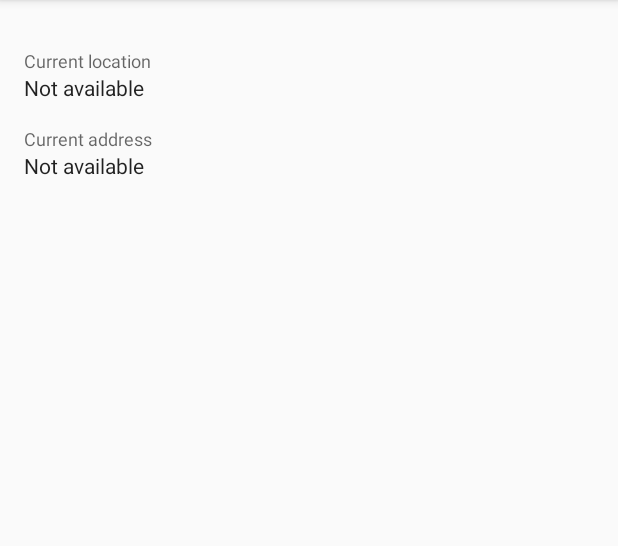
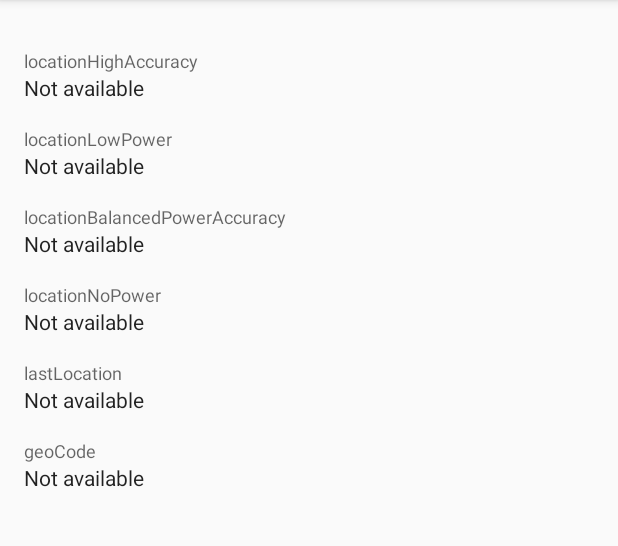
Before and after one commit to florent37/RxGps, an Android app: the screen it shows after launch (MainActivity), on a phone screen of 412 x 824 dp, the part 84-630 px from its top. Run offline under Robolectric (Android 15) with nearby library versions, the phone set to English and light mode, and no system bars; our stand-ins replace RxJava; libraries missing offline, so code that uses them is left out: com.tbruyelle.rxpermissions2; 3 statements that could not run were skipped.

Commit message:
Updated Tbruyelle Rx Permission Lib to latest version. Main reason was this lib used the non support fragment manager
RxGps, updated RxJava2, Support Lib and Location dependencies

Fixed a crash caused by the update. Any invocation from the RxPermission has to run on the main thread

Updated the sample to try each RxGps function

```diff
--- a/app/src/main/java/com/github/florent37/rxgps/sample/BaseActivity.java
+++ b/app/src/main/java/com/github/florent37/rxgps/sample/BaseActivity.java
@@ -7,7 +7,7 @@ import android.support.v7.app.AppCompatActivity;
 import io.reactivex.disposables.CompositeDisposable;
 import io.reactivex.disposables.Disposable;
 
-public class BaseActivity extends AppCompatActivity {
+public abstract class BaseActivity extends AppCompatActivity {
     private CompositeDisposable compositeDisposable;
 
     @Override
--- a/app/src/main/java/com/github/florent37/rxgps/sample/MainActivity.java
+++ b/app/src/main/java/com/github/florent37/rxgps/sample/MainActivity.java
@@ -1,80 +1,114 @@
 package com.github.florent37.rxgps.sample;
 
 import android.location.Address;
+import android.location.Location;
 import android.os.Bundle;
 import android.widget.TextView;
 import android.widget.Toast;
 
 import com.github.florent37.rxgps.RxGps;
 
-import butterknife.BindView;
-import butterknife.ButterKnife;
 import io.reactivex.android.schedulers.AndroidSchedulers;
 import io.reactivex.schedulers.Schedulers;
 
 public class MainActivity extends BaseActivity {
 
-    @BindView(R.id.tv_current_location) TextView locationText;
-    @BindView(R.id.tv_current_address) TextView addressText;
+	private RxGps rxGps;
 
 	@Override
 	protected void onCreate(Bundle savedInstanceState) {
 		super.onCreate(savedInstanceState);
 		setContentView(R.layout.activity_main);
-        ButterKnife.bind(this);
+		rxGps = new RxGps(this, AndroidSchedulers.mainThread(), Schedulers.io());
 
-        final RxGps rxGps = new RxGps(this);
-
-        rxGps.lastLocation()
-
-                .doOnSubscribe(this::addDisposable)
-                .subscribeOn(Schedulers.newThread())
-                .observeOn(AndroidSchedulers.mainThread())
-
-                .subscribe(location -> {
-                    locationText.setText(location.getLatitude() + ", " + location.getLongitude());
-                }, throwable -> {
-                    if (throwable instanceof RxGps.PermissionException) {
-                        displayError(throwable.getMessage());
-                    } else if (throwable instanceof RxGps.PlayServicesNotAvailableException) {
-                        displayError(throwable.getMessage());
-                    }
-                });
-
-        rxGps.locationLowPower()
-                .flatMapMaybe(rxGps::geocoding)
-
-                .doOnSubscribe(this::addDisposable)
-                .subscribeOn(Schedulers.newThread())
-                .observeOn(AndroidSchedulers.mainThread())
-
-                .subscribe(address -> {
-                    addressText.setText(getAddressText(address));
-                }, throwable -> {
-                    if (throwable instanceof RxGps.PermissionException) {
-                        displayError(throwable.getMessage());
-                    } else if (throwable instanceof RxGps.PlayServicesNotAvailableException) {
-                        displayError(throwable.getMessage());
-                    }
-                });
 	}
 
-    public void displayError(String message) {
-        Toast.makeText(this, message, Toast.LENGTH_SHORT).show();
+	@Override
+	protected void onStart() {
+		super.onStart();
+		locationHighAccuracy();
+		locationLowPower();
+		locationBalancedPowerAccuracy();
+		locationNoPower();
+		lastLocation();
+		geoCode();
 	}
 
-    private String getAddressText(Address address) {
-        String addressText = "";
+	private void locationHighAccuracy() {
+		addDisposable(rxGps.locationHighAccuracy()
+			.subscribeOn(Schedulers.io())
+			.observeOn(AndroidSchedulers.mainThread())
+			.subscribe(
+				location -> displayLocation(findViewById(R.id.tv_location_high_accuracy_location), location),
+				this::displayError));
+	}
+
+	private void locationLowPower() {
+		addDisposable(rxGps.locationLowPower()
+			.subscribeOn(Schedulers.io())
+			.observeOn(AndroidSchedulers.mainThread())
+			.subscribe(
+				location -> displayLocation(findViewById(R.id.tv_location_low_power), location),
+				this::displayError));
+	}
+
+	private void locationBalancedPowerAccuracy() {
+		addDisposable(rxGps.locationBalancedPowerAccuracy()
+			.subscribeOn(Schedulers.io())
+			.observeOn(AndroidSchedulers.mainThread())
+			.subscribe(
+				location -> displayLocation(findViewById(R.id.tv_location_balanced_power_accuracy), location),
+				this::displayError));
+	}
+
+	private void locationNoPower() {
+		addDisposable(rxGps.locationNoPower()
+			.subscribeOn(Schedulers.io())
+			.observeOn(AndroidSchedulers.mainThread())
+			.subscribe(
+				location -> displayLocation(findViewById(R.id.tv_location_no_power), location),
+				this::displayError));
+	}
+
+	private void lastLocation() {
+		addDisposable(rxGps.lastLocation()
+			.subscribeOn(Schedulers.io())
+			.observeOn(AndroidSchedulers.mainThread())
+			.subscribe(
+				location -> displayLocation(findViewById(R.id.tv_last_location), location),
+				this::displayError));
+	}
+
+	private void geoCode() {
+		addDisposable(rxGps.locationLowPower()
+			.flatMapMaybe(rxGps::geoCoding)
+			.subscribeOn(Schedulers.io())
+			.observeOn(AndroidSchedulers.mainThread())
+			.subscribe(address -> {
+				displayAddressText(findViewById(R.id.tv_geo_code), address);
+			}, this::displayError));
+	}
+
+	private void displayLocation(TextView textView, Location location) {
+		textView.setText(location.getLatitude() + ", " + location.getLongitude());
+	}
+
+	private void displayError(Throwable throwable) {
+		Toast.makeText(this, throwable.getMessage(), Toast.LENGTH_SHORT).show();
+	}
+
+	private void displayAddressText(TextView textView, Address address) {
+		StringBuilder addressText = new StringBuilder();
 		final int maxAddressLineIndex = address.getMaxAddressLineIndex();
 
 		for (int i = 0; i <= maxAddressLineIndex; i++) {
-            addressText += address.getAddressLine(i);
+			addressText.append(address.getAddressLine(i));
 			if (i != maxAddressLineIndex) {
-                addressText += "\n";
+				addressText.append("\n");
 			}
 		}
 
-        return addressText;
+		textView.setText(addressText.toString());
 	}
 
 }
--- a/app/src/main/res/layout/activity_main.xml
+++ b/app/src/main/res/layout/activity_main.xml
@@ -10,11 +10,11 @@
         android:layout_width="match_parent"
         android:layout_height="wrap_content"
         android:layout_marginTop="16dp"
-        android:text="Current location"
+        android:text="locationHighAccuracy"
         style="@style/TextAppearance.AppCompat.Caption"/>
 
     <TextView
-        android:id="@+id/tv_current_location"
+        android:id="@+id/tv_location_high_accuracy_location"
         android:layout_width="match_parent"
         android:layout_height="wrap_content"
         android:text="Not available"
@@ -24,15 +24,70 @@
         android:layout_width="match_parent"
         android:layout_height="wrap_content"
         android:layout_marginTop="16dp"
-        android:text="Current address"
+        android:text="locationLowPower"
         style="@style/TextAppearance.AppCompat.Caption"/>
 
     <TextView
-        android:id="@+id/tv_current_address"
+        android:id="@+id/tv_location_low_power"
         android:layout_width="match_parent"
         android:layout_height="wrap_content"
         android:text="Not available"
         style="@style/TextAppearance.AppCompat.Body1"/>
 
+    <TextView
+        android:layout_width="match_parent"
+        android:layout_height="wrap_content"
+        android:layout_marginTop="16dp"
+        android:text="locationBalancedPowerAccuracy"
+        style="@style/TextAppearance.AppCompat.Caption"/>
+
+    <TextView
+        android:id="@+id/tv_location_balanced_power_accuracy"
+        android:layout_width="match_parent"
+        android:layout_height="wrap_content"
+        android:text="Not available"
+        style="@style/TextAppearance.AppCompat.Body1"/>
+
+    <TextView
+        android:layout_width="match_parent"
+        android:layout_height="wrap_content"
+        android:layout_marginTop="16dp"
+        android:text="locationNoPower"
+        style="@style/TextAppearance.AppCompat.Caption"/>
+
+    <TextView
+        android:id="@+id/tv_location_no_power"
+        android:layout_width="match_parent"
+        android:layout_height="wrap_content"
+        android:text="Not available"
+        style="@style/TextAppearance.AppCompat.Body1"/>
+
+    <TextView
+        android:layout_width="match_parent"
+        android:layout_height="wrap_content"
+        android:layout_marginTop="16dp"
+        android:text="lastLocation"
+        style="@style/TextAppearance.AppCompat.Caption"/>
+
+    <TextView
+        android:id="@+id/tv_last_location"
+        android:layout_width="match_parent"
+        android:layout_height="wrap_content"
+        android:text="Not available"
+        style="@style/TextAppearance.AppCompat.Body1"/>
+
+    <TextView
+        android:layout_width="match_parent"
+        android:layout_height="wrap_content"
+        android:layout_marginTop="16dp"
+        android:text="geoCode"
+        style="@style/TextAppearance.AppCompat.Caption"/>
+
+    <TextView
+        android:id="@+id/tv_geo_code"
+        android:layout_width="match_parent"
+        android:layout_height="wrap_content"
+        android:text="Not available"
+        style="@style/TextAppearance.AppCompat.Body1"/>
 
 </LinearLayout>
--- a/rxgps/build.gradle
+++ b/rxgps/build.gradle
@@ -17,9 +17,9 @@ android {
 }
 
 dependencies {
-    compile 'io.reactivex.rxjava2:rxjava:2.1.14'
-    compile 'com.google.android.gms:play-services-location:15.0.1'
-    compile 'com.tbruyelle.rxpermissions2:rxpermissions:0.9.5'
+    implementation "io.reactivex.rxjava2:rxjava:${project.rxJava2}"
+    implementation "com.google.android.gms:play-services-location:${project.playServicesLocation}"
+    implementation "com.github.tbruyelle:rxpermissions:${project.tbruyelleRxPermissions}"
 }
 
 
--- a/rxgps/src/main/java/com/github/florent37/rxgps/RxGps.java
+++ b/rxgps/src/main/java/com/github/florent37/rxgps/RxGps.java
@@ -4,11 +4,13 @@ import android.Manifest;
 import android.app.Activity;
 import android.location.Address;
 import android.location.Location;
+import android.support.annotation.NonNull;
+import android.support.v4.app.FragmentActivity;
 
-import com.patloew.rxlocation.RxLocation;
 import com.google.android.gms.common.ConnectionResult;
 import com.google.android.gms.common.GoogleApiAvailability;
 import com.google.android.gms.location.LocationRequest;
+import com.patloew.rxlocation.RxLocation;
 import com.tbruyelle.rxpermissions2.RxPermissions;
 
 import java.lang.ref.WeakReference;
@@ -17,30 +19,55 @@ import java.util.concurrent.TimeUnit;
 import io.reactivex.Maybe;
 import io.reactivex.MaybeSource;
 import io.reactivex.Observable;
-import io.reactivex.ObservableEmitter;
-import io.reactivex.ObservableOnSubscribe;
 import io.reactivex.ObservableSource;
+import io.reactivex.Scheduler;
 import io.reactivex.SingleSource;
-import io.reactivex.annotations.NonNull;
 import io.reactivex.functions.Function;
 
 @SuppressWarnings("MissingPermission")
 public class RxGps {
 
 	private final WeakReference<Activity> activityReference;
+	private final Scheduler uiScheduler;
+	private final Scheduler backgroundScheduler;
 	private final RxLocation rxLocation;
 	private final RxPermissions rxPermissions;
-    private long interval = 5000l;
+	private long interval = 5000L;
 
-    public RxGps(RxLocation rxLocation, Activity activity) {
+	public RxGps(@NonNull RxLocation rxLocation,
+	             @NonNull FragmentActivity activity,
+	             @NonNull Scheduler uiScheduler,
+	             @NonNull Scheduler backgroundScheduler) {
 		this.rxLocation = rxLocation;
 		this.rxPermissions = new RxPermissions(activity);
-        this.activityReference = new WeakReference<Activity>(activity);
+		this.activityReference = new WeakReference<>(activity);
+		this.uiScheduler = uiScheduler;
+		this.backgroundScheduler = backgroundScheduler;
 	}
 
-    public RxGps(Activity activity) {
-        this(new RxLocation(activity), activity);
+	public RxGps(@NonNull FragmentActivity activity,
+	             @NonNull Scheduler uiScheduler,
+	             @NonNull Scheduler backgroundScheduler) {
+		this(new RxLocation(activity), activity, uiScheduler, backgroundScheduler);
 		this.rxLocation.setDefaultTimeout(15, TimeUnit.SECONDS);
+	}
+
+	private Observable<Location> location(LocationRequest locationRequest, String... permissions) {
+		return checkPlayServicesAvailable()
+			.subscribeOn(uiScheduler)
+			.flatMap((Function<Boolean, ObservableSource<Boolean>>) aBoolean -> request(permissions))
+			.subscribeOn(backgroundScheduler)
+			.flatMap((Function<Boolean, ObservableSource<Location>>) aBoolean -> rxLocation.location().updates(locationRequest));
+	}
+
+	private Observable<Boolean> request(String... permissions) {
+		return rxPermissions.request(permissions)
+			.flatMap((Function<Boolean, ObservableSource<Boolean>>) permit -> {
+				if (!permit) {
+					return Observable.error(new PermissionException());
+				}
+				return Observable.just(true);
+			});
 	}
 
 	public RxGps setInterval(long interval) {
@@ -48,36 +75,7 @@ public class RxGps {
 		return this;
 	}
 
-    private Observable<Location> location(LocationRequest locationRequest, String... permissions) {
-        return checkPlayServicesAvailable()
-                .flatMap(new Function<Boolean, ObservableSource<Boolean>>() {
-                    @Override
-                    public ObservableSource<Boolean> apply(@NonNull Boolean aBoolean) throws Exception {
-                        return request(permissions);
-                    }
-                })
-                .flatMap(new Function<Boolean, ObservableSource<Location>>() {
-                    @Override
-                    public ObservableSource<Location> apply(@NonNull Boolean aBoolean) throws Exception {
-                        return rxLocation.location().updates(locationRequest);
-                    }
-                });
-    }
-
-    private Observable<Boolean> request(String... permissions) {
-        return rxPermissions.request(permissions)
-                .flatMap(new Function<Boolean, ObservableSource<Boolean>>() {
-                    @Override
-                    public ObservableSource<Boolean> apply(@NonNull Boolean permit) throws Exception {
-                        if (!permit) {
-                            return Observable.error(new PermissionException());
-                        }
-                        return Observable.just(permit);
-                    }
-                });
-    }
-
-    public Observable<Location> locationHight() {
+	public Observable<Location> locationHighAccuracy() {
 		return location(LocationRequest.create()
 				.setPriority(LocationRequest.PRIORITY_HIGH_ACCURACY)
 				.setInterval(interval),
@@ -93,7 +91,7 @@ public class RxGps {
 		);
 	}
 
-    public Observable<Location> locationBalancedPowerAcuracy() {
+	public Observable<Location> locationBalancedPowerAccuracy() {
 		return location(LocationRequest.create()
 				.setPriority(LocationRequest.PRIORITY_BALANCED_POWER_ACCURACY)
 				.setInterval(interval),
@@ -109,52 +107,38 @@ public class RxGps {
 
 	public Maybe<Location> lastLocation() {
 		return checkPlayServicesAvailable()
-                .flatMap(new Function<Boolean, ObservableSource<Boolean>>() {
-                    @Override
-                    public ObservableSource<Boolean> apply(@NonNull Boolean aBoolean) throws Exception {
-                        return request(Manifest.permission.ACCESS_COARSE_LOCATION);
+			.subscribeOn(uiScheduler)
+			.flatMap((Function<Boolean, ObservableSource<Boolean>>) aBoolean -> request(Manifest.permission.ACCESS_COARSE_LOCATION))
+			.subscribeOn(backgroundScheduler)
+			.flatMapMaybe((Function<Boolean, MaybeSource<Location>>) aBoolean -> rxLocation.location().lastLocation())
+			.lastElement();
 	}
-                })
-                .flatMapMaybe(new Function<Boolean, MaybeSource<Location>>() {
-                    @Override
-                    public MaybeSource<Location> apply(@NonNull Boolean aBoolean) throws Exception {
+
+	public Maybe<Location> lastLocationIfExists() {
+		return checkPlayServicesAvailable()
+			.subscribeOn(uiScheduler)
+			.flatMap((Function<Boolean, ObservableSource<Boolean>>) aBoolean -> request(Manifest.permission.ACCESS_COARSE_LOCATION))
+			.subscribeOn(backgroundScheduler)
+			.flatMapSingle((Function<Boolean, SingleSource<Boolean>>) aBoolean -> rxLocation.location().isLocationAvailable())
+			.flatMapMaybe((Function<Boolean, MaybeSource<Location>>) isExists -> {
+				if (isExists) {
 					return rxLocation.location().lastLocation();
+				} else {
+					throw new LastLocationUnavailableException();
 				}
 			})
 			.lastElement();
 	}
 
-    public Maybe<Location> lastLocationIfExists() {
-        return checkPlayServicesAvailable()
-            .flatMap(new Function<Boolean, ObservableSource<Boolean>>() {
-                @Override
-                public ObservableSource<Boolean> apply(@android.support.annotation.NonNull Boolean aBoolean) throws Exception {
-                    return request(Manifest.permission.ACCESS_COARSE_LOCATION);
-                }
-            })
-            .flatMapSingle(new Function<Boolean, SingleSource<Boolean>>() {
-                @Override
-                public SingleSource<Boolean> apply(Boolean aBoolean) throws Exception {
-                    return rxLocation.location().isLocationAvailable();
-                }
-            })
-            .flatMapMaybe(new Function<Boolean, MaybeSource<Location>>() {
-                @Override
-                public MaybeSource<Location> apply(@android.support.annotation.NonNull Boolean isExists) throws Exception {
-                    if (isExists) {
-                        return rxLocation.location().lastLocation();
-                    } else {
-                        throw new RxGps.LastLocationUnavailableException();
-                    }
-                }
-            })
-            .lastElement();
+	public Maybe<Address> geoCoding(Location location) {
+		return rxLocation
+			.geocoding()
+			.fromLocation(location)
+			.subscribeOn(backgroundScheduler);
 	}
 
 	private Observable<Boolean> checkPlayServicesAvailable() {
-        return Observable.create(new ObservableOnSubscribe<Boolean>() {
-            @Override
-            public void subscribe(ObservableEmitter<Boolean> e) throws Exception {
+		return Observable.create(e -> {
 			final Activity activity = activityReference.get();
 			if (activity != null) {
 				final GoogleApiAvailability apiAvailability = GoogleApiAvailability.getInstance();
@@ -167,12 +151,7 @@ public class RxGps {
 					e.onComplete();
 				}
 			}
-            }
 		});
-    }
-
-    public Maybe<Address> geocoding(Location location) {
-        return rxLocation.geocoding().fromLocation(location);
 	}
 
 	public static class PermissionException extends Exception {
```
Also changed, not shown: app/build.gradle (+4 -8 lines), build.gradle (+8 -5 lines), gradle/wrapper/gradle-wrapper.properties. Lines whose indentation alone changed are shown as unchanged.
